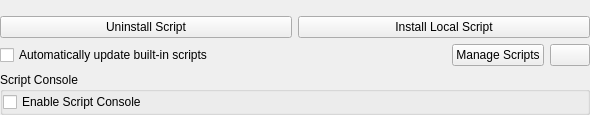
First picture: the form in amarok/src/configdialog/dialogs/ScriptsConfig.ui, repository fluxer/kde-extraapps, before the edit.
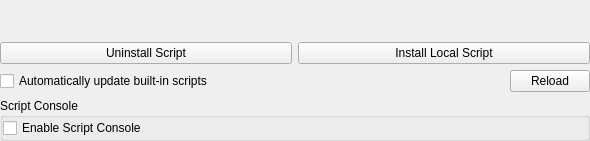
Second picture: the form after the edit. Icons and pictures are not drawn. Custom widgets are drawn as their Qt base class.

Commit message: amarok: remove KNewStuff cruft

What changed in the file:
```diff
--- a/amarok/src/configdialog/dialogs/ScriptsConfig.ui
+++ b/amarok/src/configdialog/dialogs/ScriptsConfig.ui
@@ -8,7 +8,7 @@
     <x>0</x>
     <y>0</y>
     <width>590</width>
-    <height>115</height>
+    <height>141</height>
    </rect>
   </property>
   <property name="sizePolicy">
@@ -74,16 +74,6 @@
        </property>
       </spacer>
      </item>
-     <item>
-      <widget class="QPushButton" name="manageButton">
-       <property name="toolTip">
-        <string>Browse, install, and uninstall scripts</string>
-       </property>
-       <property name="text">
-        <string>Manage Scripts</string>
-       </property>
-      </widget>
-     </item>
      <item>
       <widget class="KPushButton" name="reloadButton">
        <property name="sizePolicy">
@@ -92,6 +82,9 @@
          <verstretch>0</verstretch>
         </sizepolicy>
        </property>
+       <property name="text">
+        <string>Reload</string>
+       </property>
        <property name="icon">
         <iconset theme="view-refresh">
          <normaloff/>
```
The commit also changes 2 other files.
